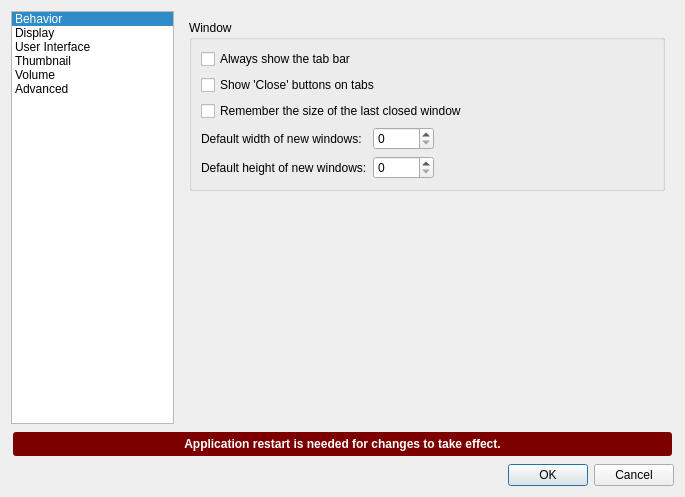
Qt form pcmanfm/preferences.ui (lxqt/pcmanfm-qt) before a commit.
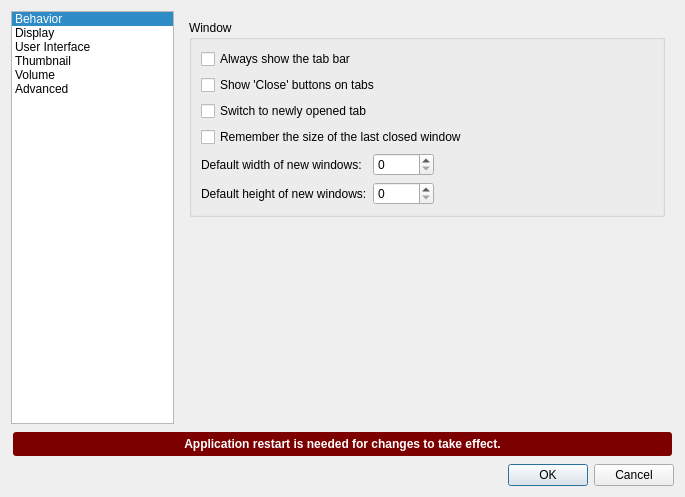
The same form after that commit. The open tabs and pages were chosen to show the change.

Commit message:
Added an option to switch to newly opened tab (#1166)
Closes https://github.com/lxqt/pcmanfm-qt/issues/1110

```diff
--- a/pcmanfm/preferences.ui
+++ b/pcmanfm/preferences.ui
@@ -515,34 +515,41 @@
              </widget>
             </item>
             <item row="2" column="0" colspan="2">
+             <widget class="QCheckBox" name="switchToNewTab">
+              <property name="text">
+               <string>Switch to newly opened tab</string>
+              </property>
+             </widget>
+            </item>
+            <item row="3" column="0" colspan="2">
              <widget class="QCheckBox" name="rememberWindowSize">
               <property name="text">
                <string>Remember the size of the last closed window</string>
               </property>
              </widget>
             </item>
-            <item row="3" column="0">
+            <item row="4" column="0">
              <widget class="QLabel" name="label_12">
               <property name="text">
                <string>Default width of new windows:</string>
               </property>
              </widget>
             </item>
-            <item row="3" column="1">
+            <item row="4" column="1">
              <widget class="QSpinBox" name="fixedWindowWidth">
               <property name="maximum">
                <number>32768</number>
               </property>
              </widget>
             </item>
-            <item row="4" column="0">
+            <item row="5" column="0">
              <widget class="QLabel" name="label_13">
               <property name="text">
                <string>Default height of new windows:</string>
               </property>
              </widget>
             </item>
-            <item row="4" column="1">
+            <item row="5" column="1">
              <widget class="QSpinBox" name="fixedWindowHeight">
               <property name="maximum">
                <number>32768</number>
```
The commit also changes 4 other files.
